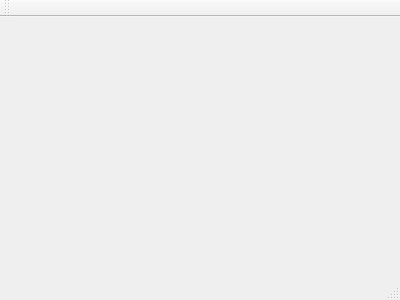
Qt form mainwindow.ui (stand-by/MyPaint) before a commit.
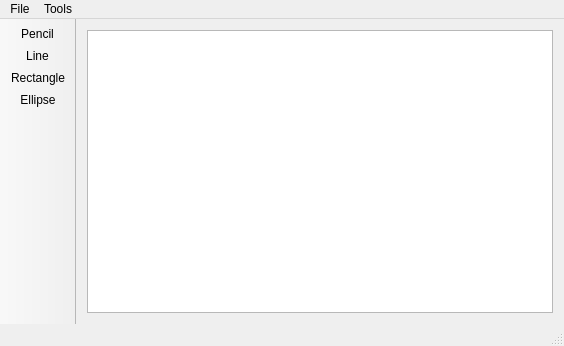
The same form after that commit.

Commit message: create primary form of window

Patch:
```diff
--- a/mainwindow.ui
+++ b/mainwindow.ui
@@ -1,24 +1,113 @@
 <ui version="4.0">
  <class>MainWindow</class>
- <widget class="QMainWindow" name="MainWindow" >
-  <property name="geometry" >
+ <widget class="QMainWindow" name="MainWindow">
+  <property name="geometry">
    <rect>
     <x>0</x>
     <y>0</y>
-    <width>400</width>
-    <height>300</height>
+    <width>564</width>
+    <height>346</height>
    </rect>
   </property>
   <property name="windowTitle" >
    <string>MainWindow</string>
   </property>
-  <widget class="QMenuBar" name="menuBar" />
-  <widget class="QToolBar" name="mainToolBar" />
-  <widget class="QWidget" name="centralWidget" />
-  <widget class="QStatusBar" name="statusBar" />
+  <widget class="QWidget" name="centralWidget">
+   <layout class="QVBoxLayout" name="verticalLayout">
+    <item>
+     <widget class="QGraphicsView" name="graphicsView"/>
+    </item>
+   </layout>
+  </widget>
+  <widget class="QMenuBar" name="menuBar">
+   <property name="geometry">
+    <rect>
+     <x>0</x>
+     <y>0</y>
+     <width>564</width>
+     <height>23</height>
+    </rect>
+   </property>
+   <widget class="QMenu" name="menuFile">
+    <property name="title">
+     <string>File</string>
+    </property>
+    <addaction name="actionNew"/>
+    <addaction name="actionOpen"/>
+    <addaction name="separator"/>
+    <addaction name="actionSave"/>
+    <addaction name="actionSave_As"/>
+   </widget>
+   <widget class="QMenu" name="menuTools">
+    <property name="title">
+     <string>Tools</string>
+    </property>
+    <addaction name="actionPencil"/>
+    <addaction name="actionLine"/>
+    <addaction name="actionRectangle"/>
+    <addaction name="actionEllipse"/>
+   </widget>
+   <addaction name="menuFile"/>
+   <addaction name="menuTools"/>
+  </widget>
+  <widget class="QToolBar" name="mainToolBar">
+   <property name="movable">
+    <bool>false</bool>
+   </property>
+   <attribute name="toolBarArea">
+    <enum>LeftToolBarArea</enum>
+   </attribute>
+   <attribute name="toolBarBreak">
+    <bool>false</bool>
+   </attribute>
+   <addaction name="actionPencil"/>
+   <addaction name="actionLine"/>
+   <addaction name="actionRectangle"/>
+   <addaction name="actionEllipse"/>
+  </widget>
+  <widget class="QStatusBar" name="statusBar"/>
+  <action name="actionOpen">
+   <property name="text">
+    <string>Open</string>
+   </property>
+  </action>
+  <action name="actionNew">
+   <property name="text">
+    <string>New</string>
+   </property>
+  </action>
+  <action name="actionSave">
+   <property name="text">
+    <string>Save</string>
+   </property>
+  </action>
+  <action name="actionSave_As">
+   <property name="text">
+    <string>Save As</string>
+   </property>
+  </action>
+  <action name="actionPencil">
+   <property name="text">
+    <string>Pencil</string>
+   </property>
+  </action>
+  <action name="actionRectangle">
+   <property name="text">
+    <string>Rectangle</string>
+   </property>
+  </action>
+  <action name="actionLine">
+   <property name="text">
+    <string>Line</string>
+   </property>
+  </action>
+  <action name="actionEllipse">
+   <property name="text">
+    <string>Ellipse</string>
+   </property>
+  </action>
  </widget>
- <layoutDefault spacing="6" margin="11" />
- <pixmapfunction></pixmapfunction>
+ <layoutdefault spacing="6" margin="11"/>
  <resources/>
  <connections/>
 </ui>
```
Left out of the diff: 3 changed lines with no effect on the pictures.
